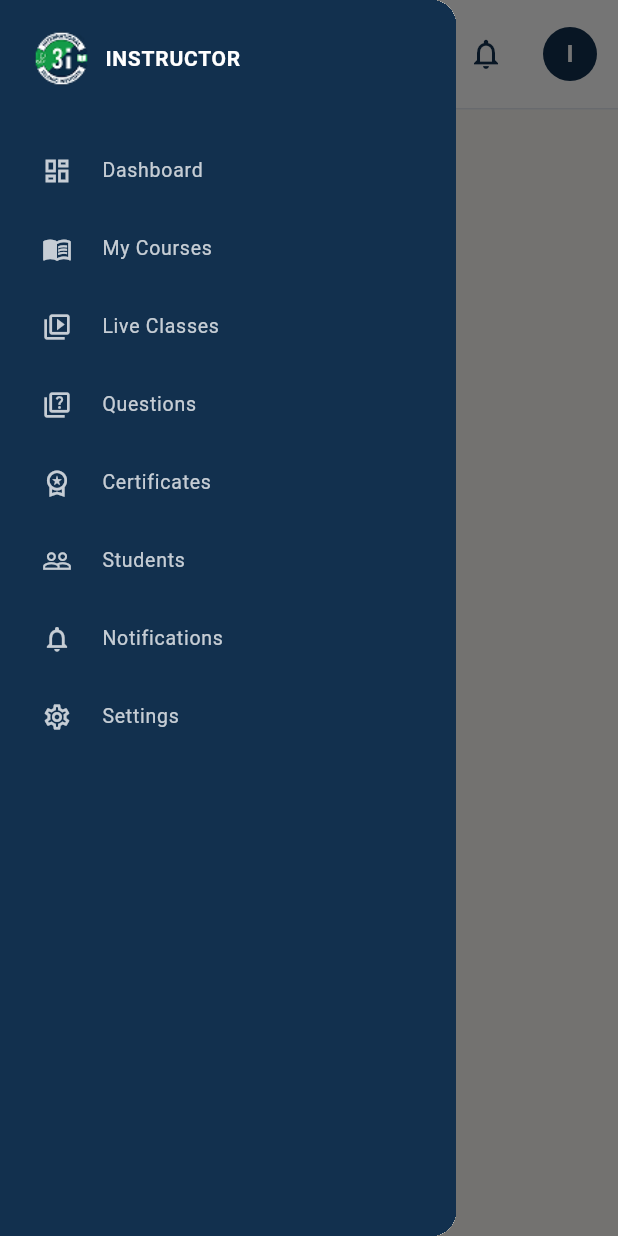
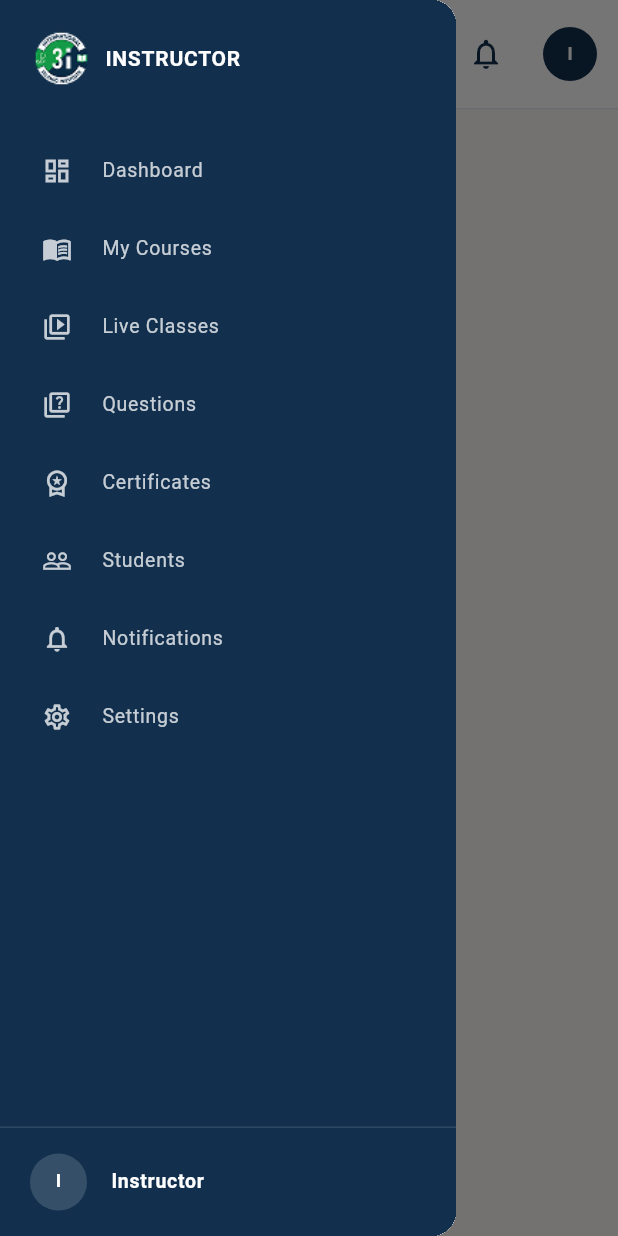
Before and after one commit to technovicinity-git/3i_institute_v2, a Flutter app: the InstructorDashboardLayout screen opened directly with empty values, with the side drawer open, on a phone screen of 412 x 824 dp. Run offline on Flutter 3.47's test engine with Material 3 defaults, Android fonts, the phone set to English and light mode, and no system bars; our stand-ins replace dio, file_picker, flutter_riverpod, flutter_secure_storage, go_router, google_sign_in and 6 more; missing offline and left inert: pdfx; accounts and stored records are empty.

Commit message:
fix issues

```diff
--- a/mobile/lib/features/auth/data/models/account_model.dart
+++ b/mobile/lib/features/auth/data/models/account_model.dart
@@ -9,6 +9,7 @@ class AccountModel extends Account {
     required super.locale,
     required super.emailVerified,
     required super.role,
+    super.avatarUrl,
   });
 
   factory AccountModel.fromJson(Map<String, dynamic> json) => AccountModel(
@@ -19,7 +20,11 @@ class AccountModel extends Account {
     locale: json['locale'] as String? ?? 'en',
     emailVerified: json['emailVerified'] as bool? ?? false,
     role: _roleName(json['role']),
+    avatarUrl: _avatarUrl(json['avatarUrl']),
   );
+
+  static String? _avatarUrl(Object? value) =>
+      value is String && value.trim().isNotEmpty ? value.trim() : null;
 
   static String _roleName(Object? role) {
     if (role is String) return role;
--- a/mobile/lib/features/auth/domain/entities/account.dart
+++ b/mobile/lib/features/auth/domain/entities/account.dart
@@ -7,6 +7,7 @@ class Account {
     required this.locale,
     required this.emailVerified,
     required this.role,
+    this.avatarUrl,
   });
 
   final String id;
@@ -16,6 +17,7 @@ class Account {
   final String locale;
   final bool emailVerified;
   final String role;
+  final String? avatarUrl;
 
   String get fullName => '$firstName $lastName'.trim();
 }
--- a/mobile/lib/features/auth/presentation/providers/auth_providers.dart
+++ b/mobile/lib/features/auth/presentation/providers/auth_providers.dart
@@ -1,3 +1,4 @@
+import 'dart:async';
 import 'dart:typed_data';
 
 import 'package:flutter_riverpod/flutter_riverpod.dart';
@@ -55,6 +56,8 @@ class AuthController extends AsyncNotifier<Account?> {
       password: password,
     );
     state = AsyncData(account);
+    // The login response has no profile photo; load it in the background.
+    unawaited(refreshAccount());
   }
 
   Future<String> register({
--- a/mobile/lib/features/instructor_dashboard/presentation/pages/instructor_settings_page.dart
+++ b/mobile/lib/features/instructor_dashboard/presentation/pages/instructor_settings_page.dart
@@ -384,6 +384,8 @@ class _InstructorSettingsPageState
         _preview = null;
       });
       _notify('Profile photo updated');
+      // Keep the header avatar and chat avatar in sync.
+      await ref.read(authControllerProvider.notifier).refreshAccount();
     } catch (error) {
       if (mounted) setState(() => _preview = null);
       _notify(apiErrorMessage(error, fallback: 'Failed to upload photo'));
--- a/mobile/lib/features/instructor_dashboard/presentation/widgets/instructor_dashboard_layout.dart
+++ b/mobile/lib/features/instructor_dashboard/presentation/widgets/instructor_dashboard_layout.dart
@@ -3,6 +3,7 @@ import 'package:flutter_riverpod/flutter_riverpod.dart';
 import 'package:go_router/go_router.dart';
 
 import '../../../auth/presentation/providers/auth_providers.dart';
+import '../../../profiles/presentation/widgets/learner_avatar.dart';
 
 class InstructorDashboardLayout extends ConsumerWidget {
   const InstructorDashboardLayout({required this.child, super.key});
@@ -83,6 +84,14 @@ class InstructorDashboardLayout extends ConsumerWidget {
               child: Column(
                 crossAxisAlignment: CrossAxisAlignment.start,
                 children: [
+                  LearnerAvatar(
+                    initials: _initials(name),
+                    imageUrl: account?.avatarUrl,
+                    radius: 24,
+                    backgroundColor: const Color(0xFF12304E),
+                    foregroundColor: Colors.white,
+                  ),
+                  const SizedBox(height: 8),
                   Text(
                     name.isEmpty ? 'Instructor' : name,
                     style: const TextStyle(fontWeight: FontWeight.w600),
@@ -106,16 +115,12 @@ class InstructorDashboardLayout extends ConsumerWidget {
           ],
           child: Padding(
             padding: const EdgeInsets.symmetric(horizontal: 14),
-            child: CircleAvatar(
+            child: LearnerAvatar(
+              initials: _initials(name),
+              imageUrl: account?.avatarUrl,
               radius: 18,
               backgroundColor: const Color(0xFF12304E),
-              child: Text(
-                name.isEmpty ? 'I' : name[0].toUpperCase(),
-                style: const TextStyle(
-                  color: Colors.white,
-                  fontWeight: FontWeight.w600,
-                ),
-              ),
+              foregroundColor: Colors.white,
             ),
           ),
         ),
@@ -128,7 +133,13 @@ class InstructorDashboardLayout extends ConsumerWidget {
   }
 }
 
-class InstructorSidebar extends StatelessWidget {
+String _initials(String name) {
+  final parts = name.split(' ').where((p) => p.isNotEmpty).take(2);
+  final initials = parts.map((p) => p[0].toUpperCase()).join();
+  return initials.isEmpty ? 'I' : initials;
+}
+
+class InstructorSidebar extends ConsumerWidget {
   const InstructorSidebar({super.key});
   static const items = <(String, IconData, String)>[
     ('Dashboard', Icons.dashboard_outlined, '/instructor/dashboard'),
@@ -146,8 +157,10 @@ class InstructorSidebar extends StatelessWidget {
   ];
 
   @override
-  Widget build(BuildContext context) {
+  Widget build(BuildContext context, WidgetRef ref) {
     final path = GoRouterState.of(context).uri.path;
+    final account = ref.watch(authControllerProvider).asData?.value;
+    final name = account?.fullName ?? '';
     return ColoredBox(
       color: const Color(0xFF12304E),
       child: SafeArea(
@@ -176,6 +189,10 @@ class InstructorSidebar extends StatelessWidget {
                 ],
               ),
             ),
+            Expanded(
+              child: ListView(
+                padding: EdgeInsets.zero,
+                children: [
                   for (final item in items)
                     Padding(
                       padding: const EdgeInsets.symmetric(
@@ -183,13 +200,17 @@ class InstructorSidebar extends StatelessWidget {
                         vertical: 2,
                       ),
                       child: ListTile(
-                  selected: path == item.$3 || path.startsWith('${item.$3}/'),
+                        selected:
+                            path == item.$3 || path.startsWith('${item.$3}/'),
                         selectedTileColor: Colors.white.withValues(alpha: .08),
                         shape: RoundedRectangleBorder(
                           borderRadius: BorderRadius.circular(9),
                         ),
                         leading: Icon(item.$2, size: 20),
-                  title: Text(item.$1, style: const TextStyle(fontSize: 13)),
+                        title: Text(
+                          item.$1,
+                          style: const TextStyle(fontSize: 13),
+                        ),
                         textColor: Colors.white.withValues(alpha: .76),
                         iconColor: Colors.white.withValues(alpha: .76),
                         selectedColor: Colors.white,
@@ -203,6 +224,45 @@ class InstructorSidebar extends StatelessWidget {
                 ],
               ),
             ),
+            Divider(height: 1, color: Colors.white.withValues(alpha: .12)),
+            ListTile(
+              contentPadding: const EdgeInsets.fromLTRB(20, 8, 16, 8),
+              leading: LearnerAvatar(
+                initials: _initials(name),
+                imageUrl: account?.avatarUrl,
+                radius: 19,
+                backgroundColor: Colors.white.withValues(alpha: .15),
+                foregroundColor: Colors.white,
+              ),
+              title: Text(
+                name.isEmpty ? 'Instructor' : name,
+                maxLines: 1,
+                overflow: TextOverflow.ellipsis,
+                style: const TextStyle(
+                  color: Colors.white,
+                  fontSize: 13,
+                  fontWeight: FontWeight.w600,
+                ),
+              ),
+              subtitle: account?.email.isNotEmpty == true
+                  ? Text(
+                      account!.email,
+                      maxLines: 1,
+                      overflow: TextOverflow.ellipsis,
+                      style: TextStyle(
+                        color: Colors.white.withValues(alpha: .6),
+                        fontSize: 11,
+                      ),
+                    )
+                  : null,
+              onTap: () {
+                Scaffold.maybeOf(context)?.closeDrawer();
+                context.go('/instructor/settings');
+              },
+            ),
+          ],
+        ),
+      ),
     );
   }
 }
```
Also changed, not shown: mobile/lib/features/chat/data/chat_repository.dart (+5 -4 lines), mobile/lib/features/chat/presentation/pages/learner_chat_page.dart (+27 -12 lines), mobile/lib/features/courses/presentation/widgets/landing_layout.dart (+46 -13 lines). Lines whose indentation alone changed are shown as unchanged.
